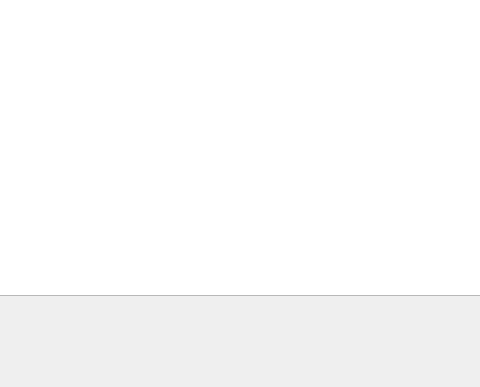
This is mainwindow.ui in yojuma/ProyectoFinal as Qt 5 draws it before an edit; both pictures show x 315 to 795 and y 520 to 907 of the 1216 by 907 pixel window. The edited form follows.
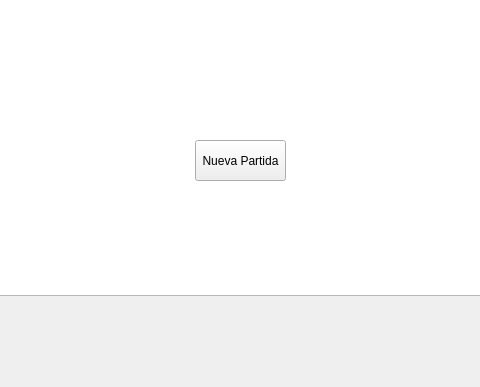
This is the edited form.

Diff of the .ui file:
```diff
--- a/mainwindow.ui
+++ b/mainwindow.ui
@@ -24,6 +24,19 @@
      </rect>
     </property>
    </widget>
+   <widget class="QPushButton" name="ButtomPlay">
+    <property name="geometry">
+     <rect>
+      <x>510</x>
+      <y>660</y>
+      <width>91</width>
+      <height>41</height>
+     </rect>
+    </property>
+    <property name="text">
+     <string>Nueva Partida</string>
+    </property>
+   </widget>
   </widget>
   <widget class="QMenuBar" name="menubar">
    <property name="geometry">
```
